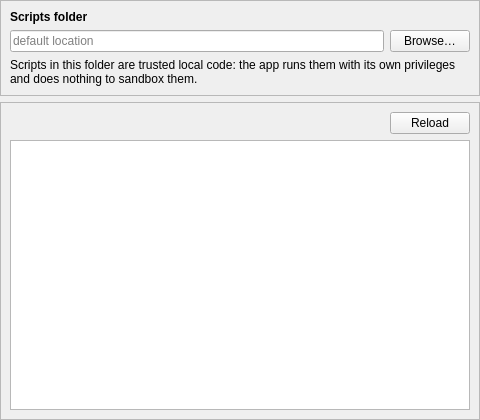
Above: packages/rehuco-agent/src/rehuco_agent/settings/ui/scrapers_page.ui from borco/rehuco before the change. Below: the same form after it.
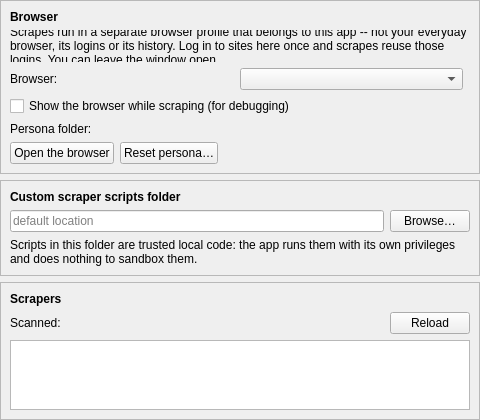
That is the form after the change. Custom widgets are drawn as their Qt base class.

Commit message: refs #278: feat: browser fetcher with a persona, and a redesigned Scrapers page

What changed in the file:
```diff
--- a/packages/rehuco-agent/src/rehuco_agent/settings/ui/scrapers_page.ui
+++ b/packages/rehuco-agent/src/rehuco_agent/settings/ui/scrapers_page.ui
@@ -23,6 +23,107 @@
    <property name="bottomMargin">
     <number>0</number>
    </property>
+   <item>
+    <widget class="QFrame" name="browser_frame">
+     <property name="frameShape">
+      <enum>QFrame::Shape::StyledPanel</enum>
+     </property>
+     <property name="frameShadow">
+      <enum>QFrame::Shadow::Raised</enum>
+     </property>
+     <layout class="QVBoxLayout" name="browser_frame_layout">
+      <item>
+       <widget class="QLabel" name="browser_frame_label">
+        <property name="font">
+         <font>
+          <bold>true</bold>
+         </font>
+        </property>
+        <property name="text">
+         <string>Browser</string>
+        </property>
+       </widget>
+      </item>
+      <item>
+       <widget class="WrappingLabel" name="persona_note_label">
+        <property name="text">
+         <string>Scrapes run in a separate browser profile that belongs to this app -- not your everyday browser, its logins or its history. Log in to sites here once and scrapes reuse those logins. You can leave the window open.</string>
+        </property>
+        <property name="wordWrap">
+         <bool>true</bool>
+        </property>
+       </widget>
+      </item>
+      <item>
+       <layout class="QHBoxLayout" name="browser_choice_layout">
+        <item>
+         <widget class="QLabel" name="browser_label">
+          <property name="text">
+           <string>Browser:</string>
+          </property>
+         </widget>
+        </item>
+        <item>
+         <widget class="QComboBox" name="browser_combo"/>
+        </item>
+        <item>
+         <spacer name="browser_choice_spacer">
+          <property name="orientation">
+           <enum>Qt::Orientation::Horizontal</enum>
+          </property>
+         </spacer>
+        </item>
+       </layout>
+      </item>
+      <item>
+       <widget class="QCheckBox" name="show_browser_check">
+        <property name="text">
+         <string>Show the browser while scraping (for debugging)</string>
+        </property>
+       </widget>
+      </item>
+      <item>
+       <layout class="QHBoxLayout" name="persona_path_layout" stretch="0,1">
+        <item>
+         <widget class="QLabel" name="persona_path_caption">
+          <property name="text">
+           <string>Persona folder:</string>
+          </property>
+         </widget>
+        </item>
+        <item>
+         <widget class="ElidedLabel" name="persona_path_link"/>
+        </item>
+       </layout>
+      </item>
+      <item>
+       <layout class="QHBoxLayout" name="browser_buttons_layout" stretch="0,0,1">
+        <item>
+         <widget class="QPushButton" name="open_browser_button">
+          <property name="text">
+           <string>Open the browser</string>
+          </property>
+         </widget>
+        </item>
+        <item>
+         <widget class="QPushButton" name="reset_persona_button">
+          <property name="text">
+           <string>Reset persona…</string>
+          </property>
+         </widget>
+        </item>
+        <item>
+         <spacer name="browser_buttons_spacer">
+          <property name="orientation">
+           <enum>Qt::Orientation::Horizontal</enum>
+          </property>
+         </spacer>
+        </item>
+       </layout>
+      </item>
+     </layout>
+    </widget>
+   </item>
    <item>
     <widget class="QFrame" name="folder_frame">
      <property name="frameShape">
@@ -40,7 +141,7 @@
          </font>
         </property>
         <property name="text">
-         <string>Scripts folder</string>
+         <string>Custom scraper scripts folder</string>
         </property>
        </widget>
       </item>
@@ -88,14 +189,29 @@
      </property>
      <layout class="QVBoxLayout" name="scrapers_frame_layout">
       <item>
-       <layout class="QHBoxLayout" name="scrapers_header_layout" stretch="1,0">
+       <widget class="QLabel" name="scrapers_frame_label">
+        <property name="font">
+         <font>
+          <bold>true</bold>
+         </font>
+        </property>
+        <property name="text">
+         <string>Scrapers</string>
+        </property>
+       </widget>
+      </item>
+      <item>
+       <layout class="QHBoxLayout" name="scrapers_header_layout" stretch="0,1,0">
         <item>
-         <widget class="WrappingLabel" name="scanned_label">
-          <property name="wordWrap">
-           <bool>true</bool>
+         <widget class="QLabel" name="scanned_caption">
+          <property name="text">
+           <string>Scanned:</string>
           </property>
          </widget>
         </item>
+        <item>
+         <widget class="ElidedLabel" name="scanned_path_link"/>
+        </item>
         <item>
          <widget class="QPushButton" name="reload_button">
           <property name="text">
@@ -106,7 +222,7 @@
        </layout>
       </item>
       <item>
-       <widget class="QTableView" name="scrapers_table">
+       <widget class="ScrapersTableView" name="scrapers_table">
         <property name="editTriggers">
          <set>QAbstractItemView::EditTrigger::NoEditTriggers</set>
         </property>
@@ -132,6 +248,16 @@
    <extends>QLabel</extends>
    <header>borco_pyside.widgets</header>
   </customwidget>
+  <customwidget>
+   <class>ElidedLabel</class>
+   <extends>QLabel</extends>
+   <header>borco_pyside.widgets</header>
+  </customwidget>
+  <customwidget>
+   <class>ScrapersTableView</class>
+   <extends>QTableView</extends>
+   <header>rehuco_agent.settings.ui.scrapers_table_view</header>
+  </customwidget>
  </customwidgets>
  <resources/>
  <connections/>
```
The commit also changes 43 other files.
